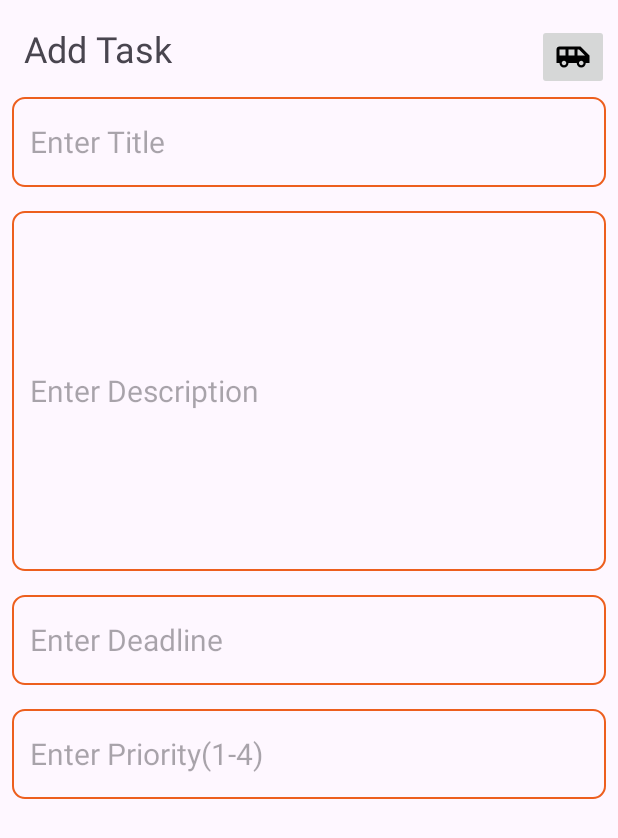
After one commit to Niwanka/organizer2, an Android app: the AddTask screen opened directly, with no data from a screen before it, on a phone screen of 412 x 824 dp. The commit adds this screen. Shown: the top 838 px of the screen. Run offline under Robolectric (Android 15) with nearby library versions, the phone set to English and light mode, and no system bars.

Commit message:
add page structure

```diff
--- a/app/src/main/AndroidManifest.xml
+++ b/app/src/main/AndroidManifest.xml
@@ -13,6 +13,9 @@
         android:theme="@style/Theme.Organizer"
         tools:targetApi="31">
         <activity
+            android:name=".AddTask"
+            android:exported="false" />
+        <activity
             android:name=".MainActivity"
             android:exported="true">
             <intent-filter>
--- /dev/null
+++ b/app/src/main/java/com/example/organizer/AddTask.kt
@@ -0,0 +1,11 @@
+package com.example.organizer
+
+import androidx.appcompat.app.AppCompatActivity
+import android.os.Bundle
+
+class AddTask : AppCompatActivity() {
+    override fun onCreate(savedInstanceState: Bundle?) {
+        super.onCreate(savedInstanceState)
+        setContentView(R.layout.activity_add_task)
+    }
+}
--- /dev/null
+++ b/app/src/main/res/drawable/baseline_airport_shuttle_24.xml
@@ -0,0 +1,5 @@
+<vector android:height="24dp" android:tint="#000000"
+    android:viewportHeight="24" android:viewportWidth="24"
+    android:width="24dp" xmlns:android="http://schemas.android.com/apk/res/android">
+    <path android:fillColor="@android:color/white" android:pathData="M17,5L3,5c-1.1,0 -2,0.89 -2,2v9h2c0,1.65 1.34,3 3,3s3,-1.35 3,-3h5.5c0,1.65 1.34,3 3,3s3,-1.35 3,-3L23,16v-5l-6,-6zM3,11L3,7h4v4L3,11zM6,17.5c-0.83,0 -1.5,-0.67 -1.5,-1.5s0.67,-1.5 1.5,-1.5 1.5,0.67 1.5,1.5 -0.67,1.5 -1.5,1.5zM13,11L9,11L9,7h4v4zM17.5,17.5c-0.83,0 -1.5,-0.67 -1.5,-1.5s0.67,-1.5 1.5,-1.5 1.5,0.67 1.5,1.5 -0.67,1.5 -1.5,1.5zM15,11L15,7h1l4,4h-5z"/>
+</vector>
--- /dev/null
+++ b/app/src/main/res/drawable/border_1.xml
@@ -0,0 +1,12 @@
+<?xml version="1.0" encoding="utf-8"?>
+<shape xmlns:android="http://schemas.android.com/apk/res/android"
+    android:shape="rectangle">
+
+    <stroke
+        android:width="1dp"
+        android:color="@color/orange"
+        ></stroke>
+
+    <corners
+        android:radius="8dp"/>
+</shape>
--- /dev/null
+++ b/app/src/main/res/layout/activity_add_task.xml
@@ -0,0 +1,86 @@
+<?xml version="1.0" encoding="utf-8"?>
+<RelativeLayout
+    xmlns:android="http://schemas.android.com/apk/res/android"
+    xmlns:app="http://schemas.android.com/apk/res-auto"
+    xmlns:tools="http://schemas.android.com/tools"
+    android:layout_width="match_parent"
+    android:layout_height="match_parent"
+    tools:context=".AddTask">
+
+    <TextView
+        android:id="@+id/addTaskHeading"
+        android:layout_width="wrap_content"
+        android:layout_height="wrap_content"
+        android:layout_alignParentTop="true"
+        android:layout_marginTop="16dp"
+        android:layout_marginStart="16dp"
+        android:text="Add Task"
+        android:textSize="24sp"/>
+
+    <ImageButton
+        android:id="@+id/saveButton"
+        android:layout_width="wrap_content"
+        android:layout_height="wrap_content"
+        app:srcCompat="@drawable/baseline_airport_shuttle_24"
+        android:layout_alignParentEnd="true"
+
+        android:layout_alignTop="@id/addTaskHeading"
+        android:layout_marginEnd="6dp"/>
+
+    <EditText
+        android:id="@+id/addTaskHead"
+        android:layout_width="match_parent"
+        android:layout_height="60dp"
+        android:layout_marginStart="8dp"
+        android:layout_marginEnd="8dp"
+        android:hint="Enter Title"
+        android:padding="12dp"
+        android:textSize="20sp"
+        android:background="@drawable/border_1"
+        android:layout_below="@id/addTaskHeading"
+        android:layout_marginTop="16dp"
+        android:maxLines="1"/>
+
+    <EditText
+        android:id="@+id/addTaskDescription"
+        android:layout_width="match_parent"
+        android:layout_height="240dp"
+        android:layout_marginStart="8dp"
+        android:layout_marginEnd="8dp"
+        android:hint="Enter Description"
+        android:padding="12dp"
+        android:textSize="20sp"
+        android:background="@drawable/border_1"
+        android:layout_below="@id/addTaskHead"
+        android:layout_marginTop="16dp"
+        android:maxLines="6"/>
+
+    <EditText
+        android:id="@+id/addTaskDeadLine"
+        android:layout_width="match_parent"
+        android:layout_height="60dp"
+        android:layout_marginStart="8dp"
+        android:layout_marginEnd="8dp"
+        android:hint="Enter Deadline"
+        android:padding="12dp"
+        android:textSize="20sp"
+        android:background="@drawable/border_1"
+        android:layout_below="@id/addTaskDescription"
+        android:layout_marginTop="16dp"
+        android:maxLines="1"/>
+
+    <EditText
+        android:id="@+id/addTaskPriority"
+        android:layout_width="match_parent"
+        android:layout_height="60dp"
+        android:layout_marginStart="8dp"
+        android:layout_marginEnd="8dp"
+        android:hint="Enter Priority(1-4)"
+        android:padding="12dp"
+        android:textSize="20sp"
+        android:background="@drawable/border_1"
+        android:layout_below="@id/addTaskDeadLine"
+        android:layout_marginTop="16dp"
+        android:maxLines="1"/>
+
+</RelativeLayout>
--- a/app/src/main/res/layout/activity_main.xml
+++ b/app/src/main/res/layout/activity_main.xml
@@ -1,18 +1,24 @@
 <?xml version="1.0" encoding="utf-8"?>
-<androidx.constraintlayout.widget.ConstraintLayout xmlns:android="http://schemas.android.com/apk/res/android"
+<RelativeLayout xmlns:android="http://schemas.android.com/apk/res/android"
+
     xmlns:app="http://schemas.android.com/apk/res-auto"
     xmlns:tools="http://schemas.android.com/tools"
     android:layout_width="match_parent"
     android:layout_height="match_parent"
     tools:context=".MainActivity">
 
-    <TextView
+
+    <ImageButton
+        android:id="@+id/addButton"
         android:layout_width="wrap_content"
         android:layout_height="wrap_content"
-        android:text="Hello World!"
+        android:layout_alignParentEnd="true"
+        android:layout_alignParentBottom="true"
+        android:layout_marginEnd="16dp"
+        android:layout_marginBottom="16dp"
+        android:backgroundTint="@color/orange"
         app:layout_constraintBottom_toBottomOf="parent"
         app:layout_constraintEnd_toEndOf="parent"
-        app:layout_constraintStart_toStartOf="parent"
-        app:layout_constraintTop_toTopOf="parent" />
-
-</androidx.constraintlayout.widget.ConstraintLayout>
+        app:srcCompat="@drawable/baseline_add_24"
+        app:tint="@color/white" />
+</RelativeLayout>
```
